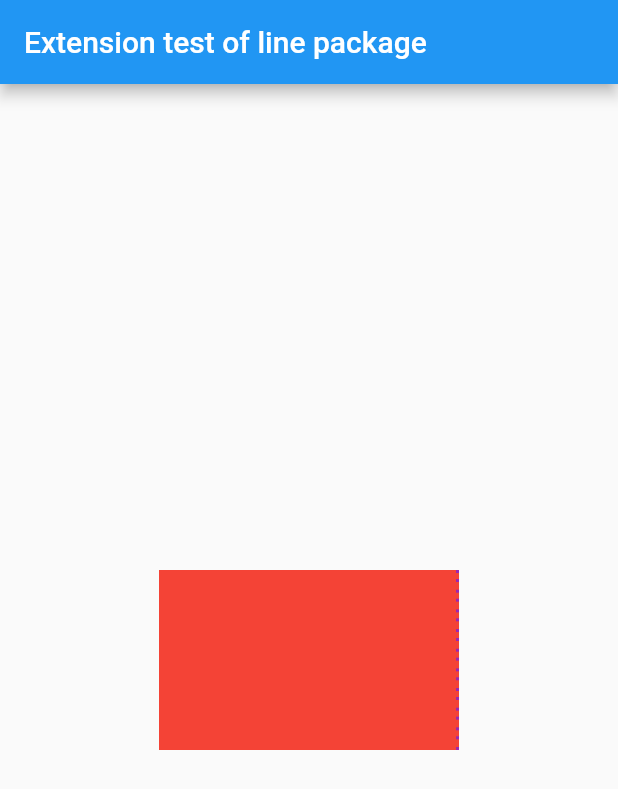
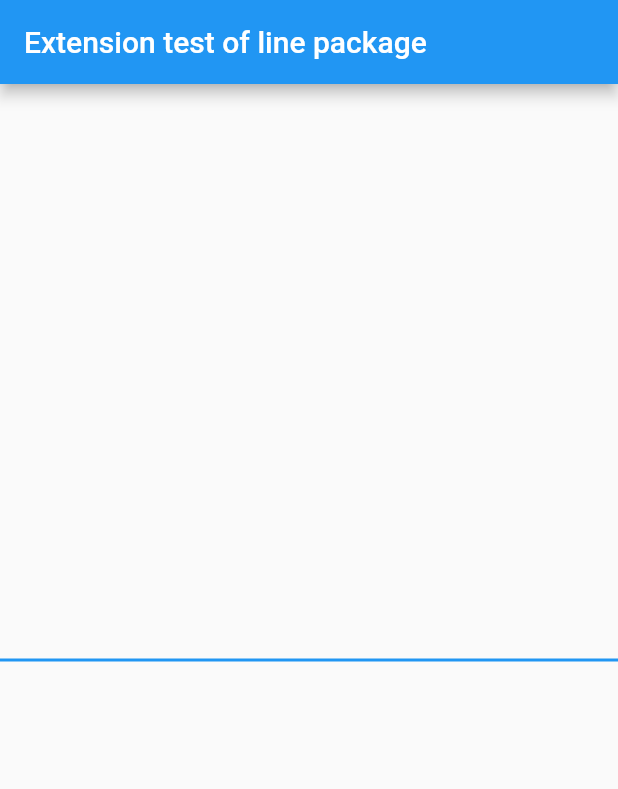
Before and after one commit to zhoushuangjian001/idkit_line, a Flutter app: the screen it shows after launch, on a phone screen of 412 x 824 dp. Shown: the top 789 px of the screen. Run offline on Flutter 3.47's test engine with Material 2 defaults, Android fonts, the phone set to English and light mode, and no system bars.

Commit message:
细节处理

```diff
--- a/example/lib/main.dart
+++ b/example/lib/main.dart
@@ -39,19 +39,12 @@ class _MyHomePageState extends State<MyHomePage> {
         child: Column(
           mainAxisAlignment: MainAxisAlignment.center,
           children: <Widget>[
-            IDKitLine(
-              height: 120,
-              width: 200,
-              align: LineAlign.right,
-              axis: Axis.vertical,
+            IDKitLine.solid(
+              height: 20,
               thickness: 2,
-              type: LineType.dotted,
-              dottedType: DottedType.dash_dot,
-              w: 0.2,
-              dashLength: 2,
-              interval: 4,
-              color: Colors.purple,
             ),
+            // IDKitLine.dotted(),
+            // IDKitLine.wavy(),
           ],
         ),
       ),
--- a/lib/src/line_main.dart
+++ b/lib/src/line_main.dart
@@ -162,15 +162,13 @@ class IDKitLine extends StatelessWidget {
     return SizedBox(
       width: width,
       height: height,
-      child: Container(
-        color: Colors.red,
       child: LayoutBuilder(
         builder: (BuildContext context, BoxConstraints constraints) {
           Size painterSize = Size.zero;
           if (constraints.isTight) {
             painterSize = Size(constraints.minWidth, constraints.minHeight);
           } else if (constraints.isNormalized) {
-              painterSize = Size(constraints.maxWidth, constraints.maxHeight);
+            painterSize = Size(constraints.maxWidth, constraints.maxHeight == double.infinity ? 1 : constraints.maxHeight);
           }
           return CustomPaint(
             size: painterSize,
@@ -191,7 +189,6 @@ class IDKitLine extends StatelessWidget {
           );
         },
       ),
-      ),
     );
   }
 }
```
Also changed, not shown: pubspec.yaml (+4 -4 lines), 3 other files. Lines whose indentation alone changed are shown as unchanged.
